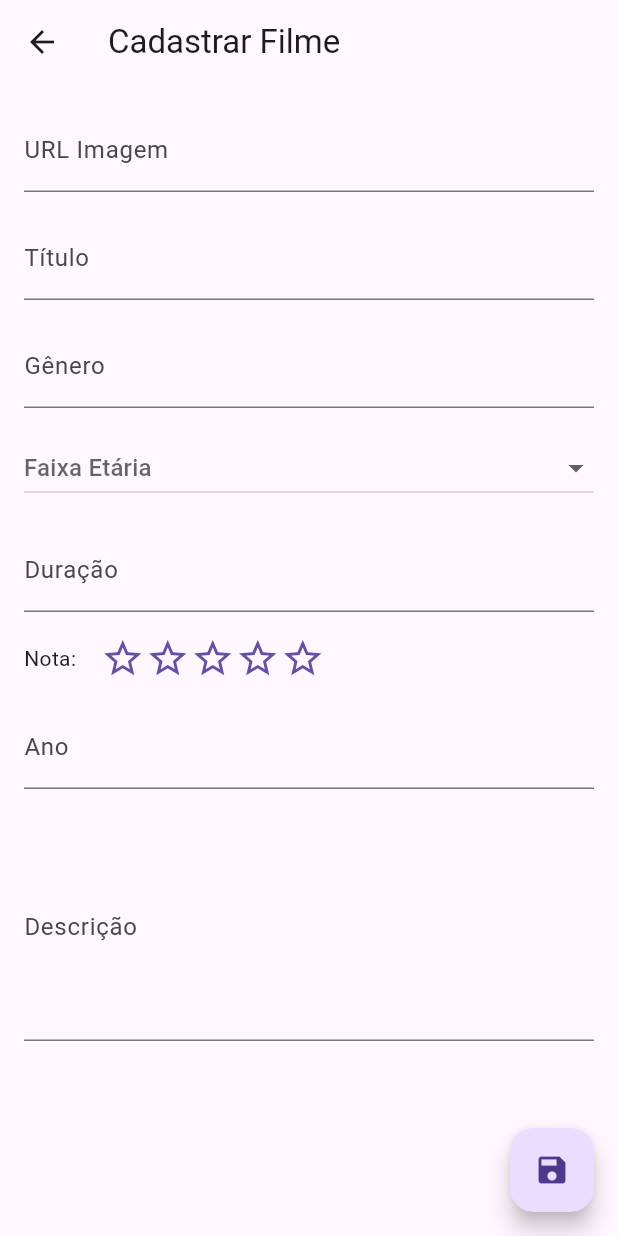
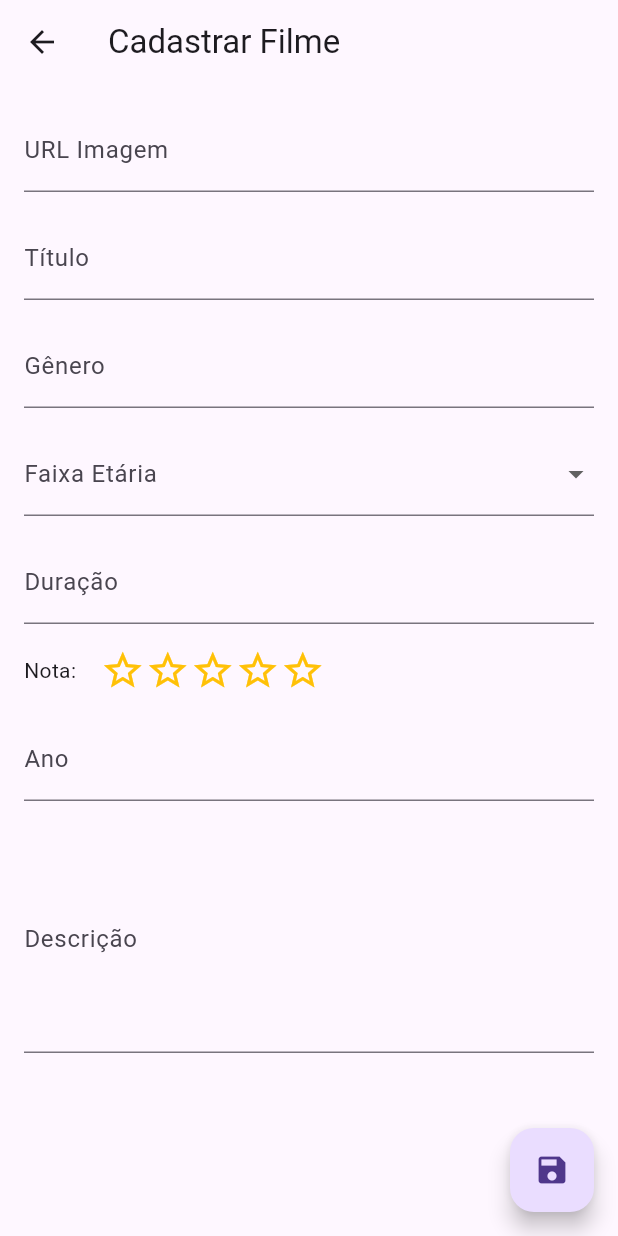
Before and after one commit to LuisOtavioPessoa/Cadastro_Filmes_Flutter, a Flutter app: the CadastrarFilme screen opened directly, on a phone screen of 412 x 824 dp. Run offline on Flutter 3.47's test engine with Material 3 defaults, Android fonts, the phone set to English and light mode, and no system bars; our stand-ins replace flutter_rating_bar, smooth_star_rating_null_safety, sqflite; accounts and stored records are empty; network calls fail.

Commit message:
Alteração do adiconar filme

```diff
--- a/lib/screens/adicionar_filme.dart
+++ b/lib/screens/adicionar_filme.dart
@@ -1,73 +1,131 @@
 import 'package:flutter/material.dart';
 import 'package:smooth_star_rating_null_safety/smooth_star_rating_null_safety.dart';
 
-class CadastrarFilme extends StatelessWidget {
+class MyApp extends StatelessWidget {
+  const MyApp({super.key});
+
+  @override
+  Widget build(BuildContext context) {
+    return MaterialApp(
+      debugShowCheckedModeBanner: false,
+      title: 'Cadastrar Filme',
+      theme: ThemeData(primarySwatch: Colors.blue),
+      home: const CadastrarFilme(),
+    );
+  }
+}
+
+class CadastrarFilme extends StatefulWidget {
+  const CadastrarFilme({super.key});
+
+  @override
+  _CadastrarFilmeState createState() => _CadastrarFilmeState();
+}
+
+class _CadastrarFilmeState extends State<CadastrarFilme> {
+  final _formKey = GlobalKey<FormState>();
+  final List<String> _faixaEtaria = ['Livre', '10', '12', '14', '16', '18'];
+  String? _faixaSelecionada;
+  double _nota = 0;
+
   @override
   Widget build(BuildContext context) {
     return Scaffold(
-      appBar: AppBar(title: Text('Cadastrar Filme')),
+      appBar: AppBar(
+        title: const Text('Cadastrar Filme'),
+      ),
       body: Padding(
         padding: const EdgeInsets.all(16.0),
+        child: Form(
+          key: _formKey,
           child: ListView(
             children: [
-            TextField(
-              decoration: InputDecoration(labelText: 'URL Imagem'),
+              TextFormField(
+                decoration: const InputDecoration(
+                  labelText: 'URL Imagem',
                 ),
-            SizedBox(height: 16),
-            TextField(
-              decoration: InputDecoration(labelText: 'Título'),
               ),
-            SizedBox(height: 16),
-            TextField(
-              decoration: InputDecoration(labelText: 'Gênero'),
+              const SizedBox(height: 16),
+              TextFormField(
+                decoration: const InputDecoration(
+                  labelText: 'Título',
                 ),
-            SizedBox(height: 16),
-            DropdownButton<String>(
-              isExpanded: true,
-              hint: Text('Faixa Etária'),
-              items: ['Livre', '10', '12', '14', '16', '18']
-                  .map((faixa) => DropdownMenuItem(
+              ),
+              const SizedBox(height: 16),
+              TextFormField(
+                decoration: const InputDecoration(
+                  labelText: 'Gênero',
+                ),
+              ),
+              const SizedBox(height: 16),
+              DropdownButtonFormField<String>(
+                decoration: const InputDecoration(
+                  labelText: 'Faixa Etária',
+                ),
+                value: _faixaSelecionada,
+                items: _faixaEtaria.map((faixa) {
+                  return DropdownMenuItem(
                     value: faixa,
                     child: Text(faixa),
-                      ))
-                  .toList(),
-              onChanged: (value) {},
+                  );
+                }).toList(),
+                onChanged: (value) {
+                  setState(() {
+                    _faixaSelecionada = value;
+                  });
+                },
               ),
-            SizedBox(height: 16),
-            TextField(
-              decoration: InputDecoration(labelText: 'Duração'),
+              const SizedBox(height: 16),
+              TextFormField(
+                decoration: const InputDecoration(
+                  labelText: 'Duração',
                 ),
-            SizedBox(height: 16),
+              ),
+              const SizedBox(height: 16),
               Row(
                 children: [
-                Text('Nota:'),
-                SizedBox(width: 16),
+                  const Text('Nota:'),
+                  const SizedBox(width: 16),
                   SmoothStarRating(
+                    allowHalfRating: true,
                     starCount: 5,
-                  rating: 0,
-                  size: 30,
-                  onRatingChanged: (value) {},
+                    rating: _nota,
+                    size: 30.0,
+                    onRatingChanged: (value) {
+                      setState(() {
+                        _nota = value;
+                      });
+                    },
+                    color: Colors.amber,
+                    borderColor: Colors.amber,
                   ),
                 ],
               ),
-            SizedBox(height: 16),
-            TextField(
-              decoration: InputDecoration(labelText: 'Ano'),
+              const SizedBox(height: 16),
+              TextFormField(
+                decoration: const InputDecoration(
+                  labelText: 'Ano',
                 ),
-            SizedBox(height: 16),
-            TextField(
-              decoration: InputDecoration(labelText: 'Descrição'),
+                keyboardType: TextInputType.number,
+              ),
+              const SizedBox(height: 16),
+              TextFormField(
+                decoration: const InputDecoration(
+                  labelText: 'Descrição',
+                ),
                 maxLines: 5,
               ),
             ],
           ),
         ),
+      ),
       floatingActionButton: FloatingActionButton(
         onPressed: () {
-          // Aqui você pode implementar o salvamento do filme
-          Navigator.pop(context, true); // Volta para a tela anterior
+          if (_formKey.currentState!.validate()) {
+            // Ação ao salvar
+          }
         },
-        child: Icon(Icons.save),
+        child: const Icon(Icons.save),
       ),
     );
   }
```
Lines whose indentation alone changed are shown as unchanged.
